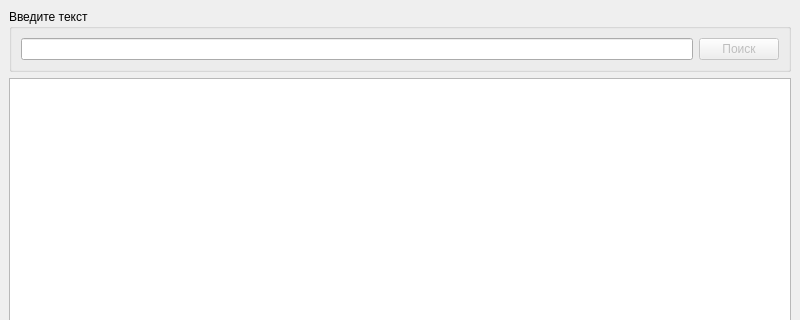
The window that Qt/Poiskovik/mainwindow.ui (1Feodor/Domshka_Nitologij) describes before a commit, drawn with Qt 5; both pictures show x 0 to 800 and y 0 to 320 of the 800 by 600 pixel window.
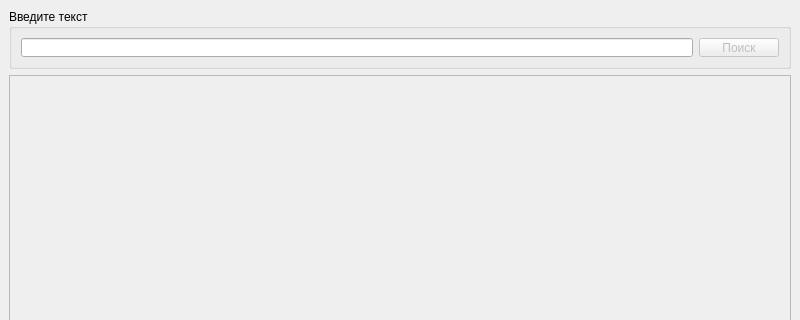
The same window after the commit.

The edit to the form file:
```diff
--- a/Qt/Poiskovik/mainwindow.ui
+++ b/Qt/Poiskovik/mainwindow.ui
@@ -17,6 +17,18 @@
    <layout class="QVBoxLayout" name="verticalLayout">
     <item>
      <widget class="QGroupBox" name="gB_Search">
+      <property name="minimumSize">
+       <size>
+        <width>0</width>
+        <height>60</height>
+       </size>
+      </property>
+      <property name="maximumSize">
+       <size>
+        <width>16777215</width>
+        <height>60</height>
+       </size>
+      </property>
       <property name="title">
        <string>Введите текст</string>
       </property>
@@ -38,7 +50,18 @@
      </widget>
     </item>
     <item>
-     <widget class="QTextEdit" name="tE_Reply"/>
+     <layout class="QVBoxLayout" name="vL_Reply">
+      <item>
+       <widget class="QFrame" name="frame">
+        <property name="frameShape">
+         <enum>QFrame::Shape::StyledPanel</enum>
+        </property>
+        <property name="frameShadow">
+         <enum>QFrame::Shadow::Raised</enum>
+        </property>
+       </widget>
+      </item>
+     </layout>
     </item>
    </layout>
   </widget>
```
